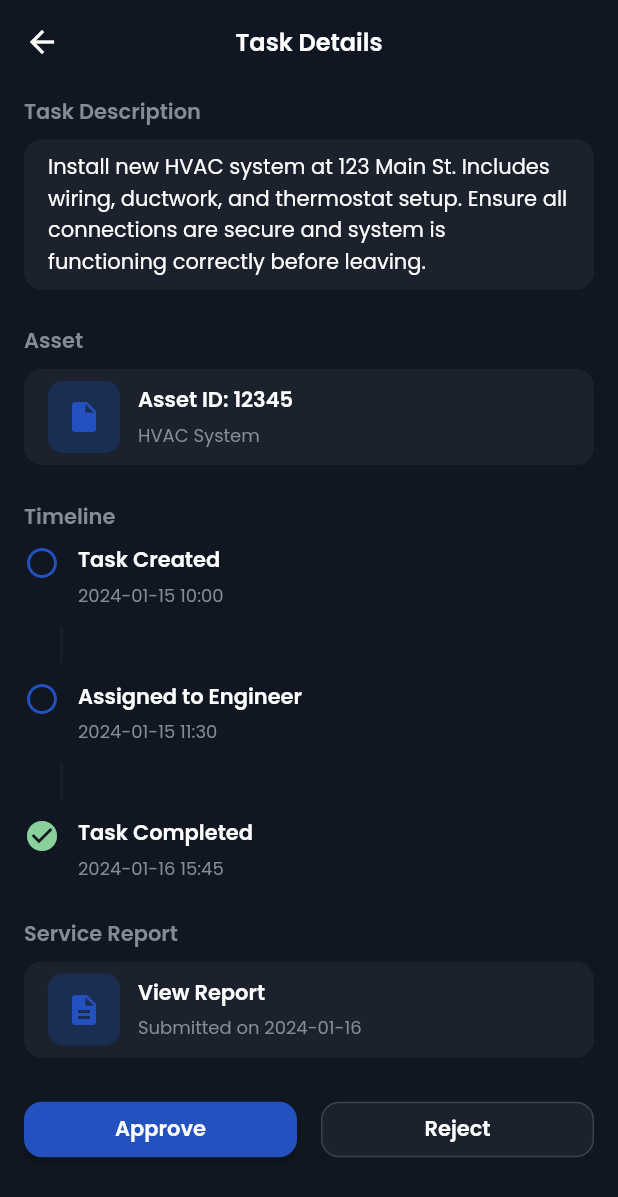
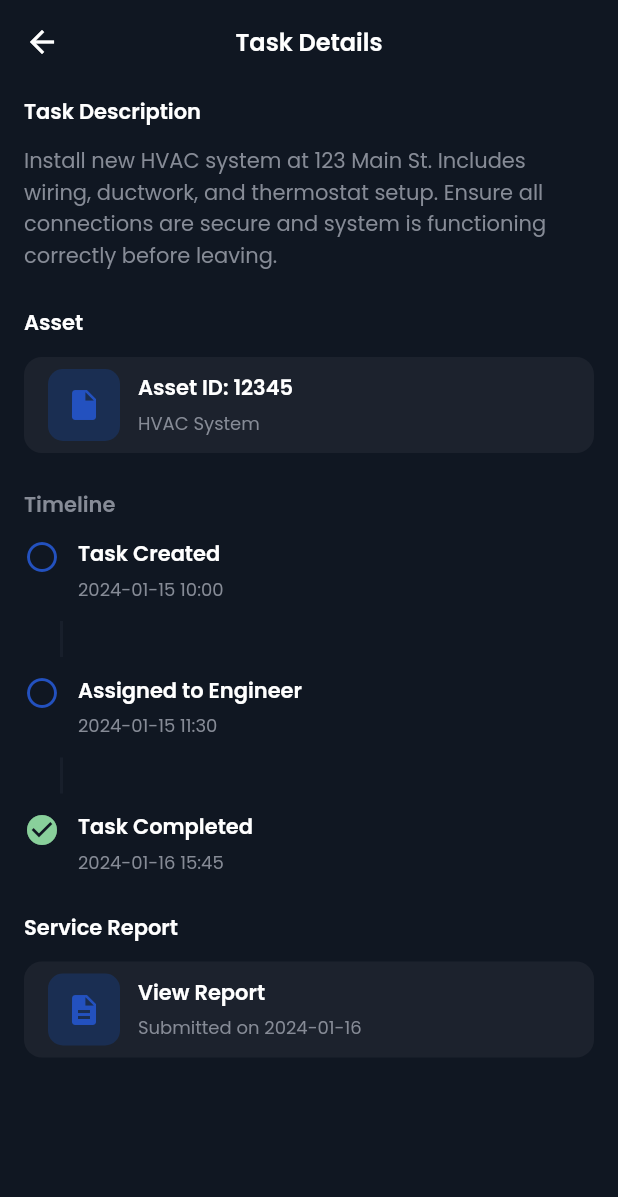
Before and after one commit to htetwai18/sync_pro_project, a Flutter app: the TaskDetailScreen screen opened directly with sample values from the repository, on a phone screen of 412 x 824 dp. Shown: the top 1197 px of the screen. Run offline on Flutter 3.47's test engine with Material 3 defaults, Android fonts, the phone set to English and light mode, and no system bars; our stand-ins replace google_fonts, page_transition.

Commit message:
task detail remove buttons

```diff
--- a/lib/presentation/admin/screen/task_detail_screen.dart
+++ b/lib/presentation/admin/screen/task_detail_screen.dart
@@ -31,20 +31,12 @@ class TaskDetailScreen extends StatelessWidget {
         child: Column(
           crossAxisAlignment: CrossAxisAlignment.start,
           children: [
-            const Text(AppString.taskDescription).mediumBold(AppColor.grey),
-            Measurement.generalSize8.height,
-            Container(
-              width: double.infinity,
-              padding: Measurement.generalSize16.horizontalIsToVertical,
-              decoration: BoxDecoration(
-                color: AppColor.blueField,
-                borderRadius: Measurement.generalSize12.allRadius,
-              ),
-              child: Text(item.description).mediumNormal(AppColor.white),
-            ),
+            const Text(AppString.taskDescription).mediumBold(AppColor.white),
+            Measurement.generalSize12.height,
+            Text(item.description).mediumNormal(AppColor.grey),
             Measurement.generalSize24.height,
-            const Text(AppString.assetUpper).mediumBold(AppColor.grey),
-            Measurement.generalSize8.height,
+            const Text(AppString.assetUpper).mediumBold(AppColor.white),
+            Measurement.generalSize12.height,
             Container(
               padding: Measurement.generalSize16.horizontalIsToVertical,
               decoration: BoxDecoration(
@@ -82,7 +74,7 @@ class TaskDetailScreen extends StatelessWidget {
             ),
             Measurement.generalSize24.height,
             const Text(AppString.timeline).mediumBold(AppColor.grey),
-            Measurement.generalSize8.height,
+            Measurement.generalSize12.height,
             _TimelineTile(
               icon: Icons.radio_button_unchecked,
               title: AppString.taskCreated,
@@ -102,8 +94,8 @@ class TaskDetailScreen extends StatelessWidget {
               subtitle: _format(item.completedAt),
             ),
             Measurement.generalSize24.height,
-            const Text(AppString.serviceReport).mediumBold(AppColor.grey),
-            Measurement.generalSize8.height,
+            const Text(AppString.serviceReport).mediumBold(AppColor.white),
+            Measurement.generalSize12.height,
             Container(
               padding: Measurement.generalSize16.horizontalIsToVertical,
               decoration: BoxDecoration(
@@ -137,43 +129,6 @@ class TaskDetailScreen extends StatelessWidget {
                   ),
                 ],
               ),
-            ),
-            Measurement.generalSize24.height,
-            Row(
-              children: [
-                Expanded(
-                  child: ElevatedButton(
-                    style: ElevatedButton.styleFrom(
-                      backgroundColor: AppColor.blueStatusInner,
-                      foregroundColor: AppColor.white,
-                      padding: Measurement.generalSize16.horizontalIsToVertical,
-                      shape: RoundedRectangleBorder(
-                        borderRadius: Measurement.generalSize12.allRadius,
-                      ),
-                    ),
-                    onPressed: () {},
-                    child: const Text(AppString.approve)
-                        .mediumBold(AppColor.white),
-                  ),
-                ),
-                Measurement.generalSize16.width,
-                Expanded(
-                  child: OutlinedButton(
-                    style: OutlinedButton.styleFrom(
-                      side: const BorderSide(color: AppColor.greyPercentCircle),
-                      foregroundColor: AppColor.white,
-                      padding: Measurement.generalSize16.horizontalIsToVertical,
-                      shape: RoundedRectangleBorder(
-                        borderRadius: Measurement.generalSize12.allRadius,
-                      ),
-                      backgroundColor: AppColor.blueField,
-                    ),
-                    onPressed: () {},
-                    child:
-                        const Text(AppString.reject).mediumBold(AppColor.white),
-                  ),
-                ),
-              ],
             ),
           ],
         ),
```
